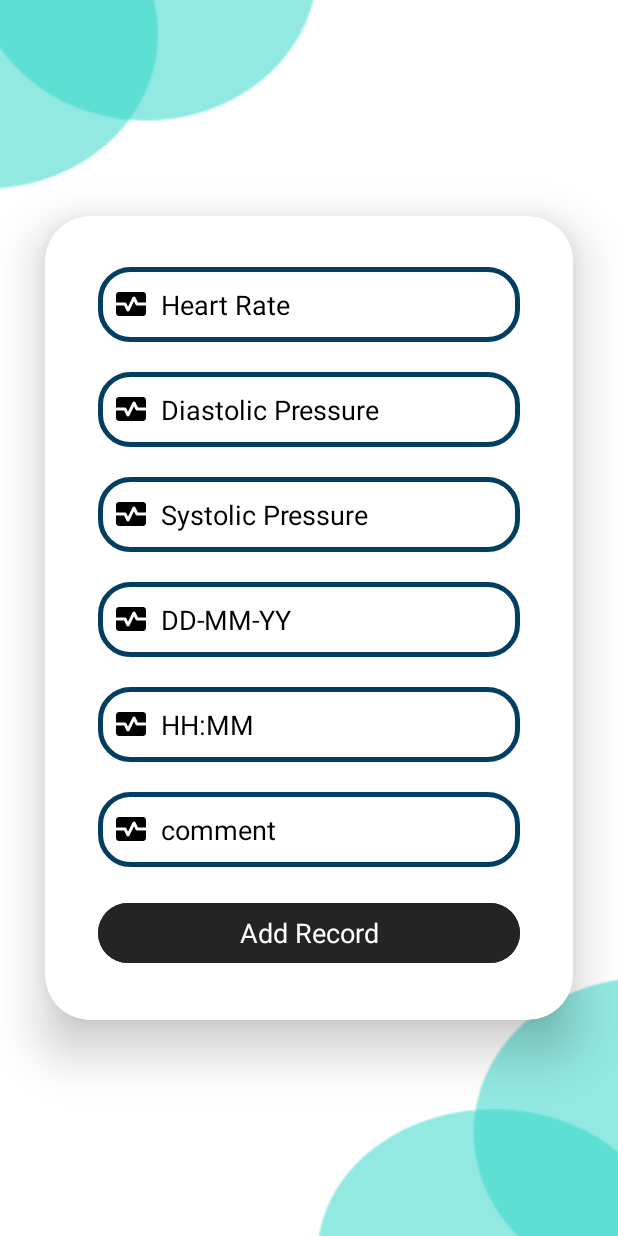
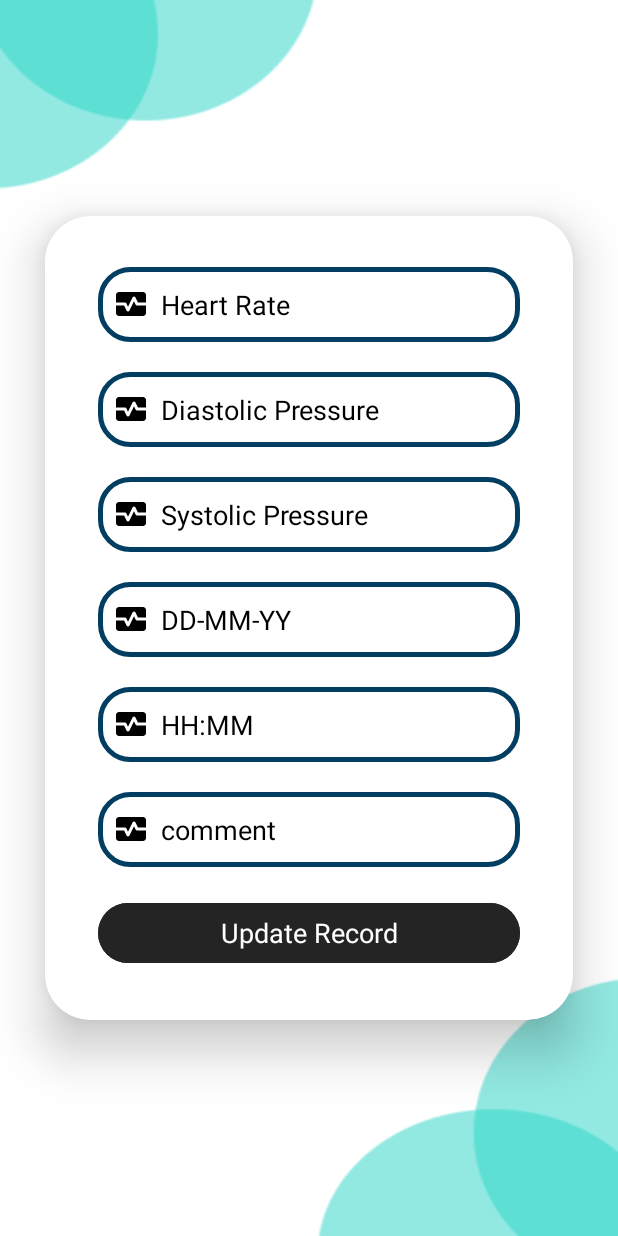
Before and after one commit to Abtahe103/CardiacRecorder, an Android app: the EditRecordActivity screen opened directly, with no data from a screen before it, on a phone screen of 412 x 824 dp. Run offline under Robolectric (Android 15) with nearby library versions, the phone set to English and light mode, and no system bars; our stand-ins replace Firebase (no records; nobody signed in at launch, a user with empty details on screens opened directly); 7 statements that could not run were skipped.

Commit message:
UI design updated

```diff
--- a/app/src/main/res/layout/activity_edit_record.xml
+++ b/app/src/main/res/layout/activity_edit_record.xml
@@ -111,7 +111,7 @@
                 android:layout_height="wrap_content"
                 android:layout_margin="10dp"
                 android:backgroundTint="#242424"
-                android:text="Add Record"
+                android:text="Update Record"
                 android:textAppearance="?android:textAppearanceMedium" />
 
         </LinearLayout>
--- a/app/src/main/res/layout/activity_homepage.xml
+++ b/app/src/main/res/layout/activity_homepage.xml
@@ -57,6 +57,7 @@
                     <TextView
                         android:layout_width="wrap_content"
                         android:layout_height="wrap_content"
+                        android:gravity="center"
                         android:text="Add Records"
                         android:layout_margin="20dp"
                         android:textAppearance="?android:textAppearanceLarge"
--- a/app/src/main/res/layout/activity_record_list.xml
+++ b/app/src/main/res/layout/activity_record_list.xml
@@ -4,6 +4,7 @@
     xmlns:tools="http://schemas.android.com/tools"
     android:layout_width="match_parent"
     android:layout_height="match_parent"
+    android:background="@drawable/loginpagebgrnd2"
     tools:context=".RecordListActivity">
     <androidx.recyclerview.widget.RecyclerView
         android:layout_width="match_parent"
```
